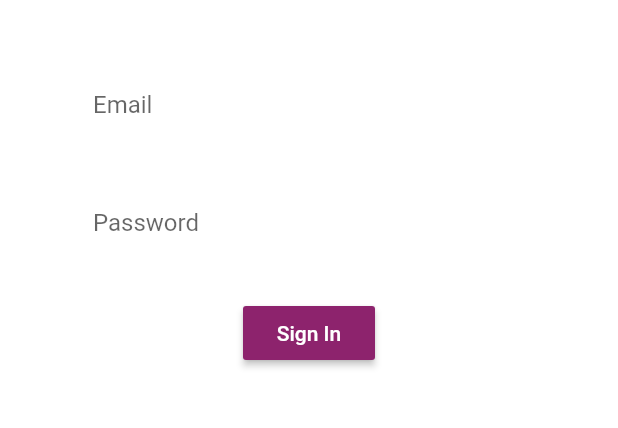
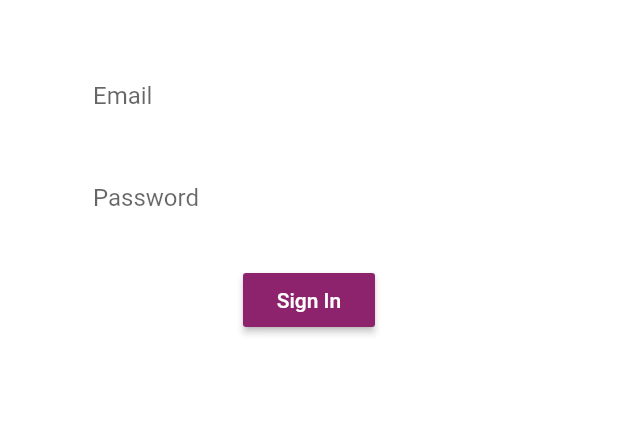
Before and after one commit to HassanAliShah/project-app-correct, a Flutter app: the screen it shows after launch, on a phone screen of 412 x 824 dp, the part 84-512 px from its top. Run offline on Flutter 3.47's test engine with Material 2 defaults, Android fonts, the phone set to English and light mode, and no system bars; our stand-ins replace cloud_firestore, firebase_auth, flutter_spinkit; missing offline and left inert: flutter_webview_plugin; accounts and stored records are empty; Roboto replaces fonts that are missing (Raleway).

Commit message:
new update

```diff
--- a/lib/screens/authenticate/sign_in.dart
+++ b/lib/screens/authenticate/sign_in.dart
@@ -1,4 +1,6 @@
 import 'package:Qalam_app/services/auth.dart';
+import 'package:Qalam_app/shared/constants.dart';
+import 'package:Qalam_app/shared/loading.dart';
 import 'package:flutter/material.dart';
 
 class SignIn extends StatefulWidget {
@@ -11,6 +13,7 @@ class SignIn extends StatefulWidget {
 class _SignInState extends State<SignIn> {
   final AuthService _auth = AuthService();
   final _formkey = GlobalKey<FormState>();
+  bool loading = false;
 
   // text field state
   String email = '';
@@ -19,7 +22,9 @@ class _SignInState extends State<SignIn> {
 
   @override
   Widget build(BuildContext context) {
-    return Scaffold(
+    return loading
+        ? Loading()
+        : Scaffold(
             backgroundColor: Colors.white,
             appBar: AppBar(
               backgroundColor: Color.fromRGBO(141, 35, 109, 1),
@@ -44,15 +49,8 @@ class _SignInState extends State<SignIn> {
                   children: <Widget>[
                     SizedBox(height: 20.0),
                     TextFormField(
-                decoration: InputDecoration(
-                  hintText: 'Email',
-                  fillColor: Colors.white,
-                  filled: true,
-                  enabledBorder: OutlineInputBorder(
-                      borderSide: BorderSide(color: Colors.white, width: 2.0)),
-                  focusedBorder: OutlineInputBorder(
-                      borderSide: BorderSide(color: Colors.pink, width: 2.0)),
-                ),
+                      decoration:
+                          textInputDecoration.copyWith(hintText: 'Email'),
                       validator: (val) => val.isEmpty ? 'Enter an email' : null,
                       onChanged: (val) {
                         setState(() => email = val);
@@ -60,17 +58,11 @@ class _SignInState extends State<SignIn> {
                     ),
                     SizedBox(height: 20.0),
                     TextFormField(
-                decoration: InputDecoration(
-                  hintText: 'Password',
-                  fillColor: Colors.white,
-                  filled: true,
-                  enabledBorder: OutlineInputBorder(
-                      borderSide: BorderSide(color: Colors.white, width: 2.0)),
-                  focusedBorder: OutlineInputBorder(
-                      borderSide: BorderSide(color: Colors.pink, width: 2.0)),
-                ),
+                      decoration:
+                          textInputDecoration.copyWith(hintText: 'Password'),
                       obscureText: true,
-                validator: (val) => val.isEmpty ? 'enter your password' : null,
+                      validator: (val) =>
+                          val.isEmpty ? 'enter your password' : null,
                       onChanged: (val) {
                         setState(() => password = val);
                       },
@@ -84,10 +76,13 @@ class _SignInState extends State<SignIn> {
                         ),
                         onPressed: () async {
                           if (_formkey.currentState.validate()) {
-                      dynamic result = await _auth.signInWithEmailAndPassword(
-                          email, password);
+                            setState(() => loading = true);
+                            dynamic result = await _auth
+                                .signInWithEmailAndPassword(email, password);
                             if (result == null) {
-                        setState(() => error = 'Could not Sign In try again ');
+                              setState(
+                                  () => error = 'Could not Sign In try again ');
+                              loading = false;
                             }
                           }
                         }),
--- /dev/null
+++ b/lib/services/database.dart
@@ -0,0 +1,18 @@
+import 'package:cloud_firestore/cloud_firestore.dart';
+
+class DatabaseService {
+  final String uid;
+  DatabaseService({this.uid});
+  //collection reference
+  final CollectionReference qalamCollection =
+      Firestore.instance.collection('qalams');
+  Future updateUserData(
+      String name, int inroll, String address, int phoneno) async {
+    return await qalamCollection.document(uid).setData({
+      'name': name,
+      'inroll': inroll,
+      'address': address,
+      'phoneno': phoneno,
+    });
+  }
+}
--- /dev/null
+++ b/lib/shared/constants.dart
@@ -0,0 +1,13 @@
+import 'package:flutter/material.dart';
+
+const textInputDecoration = InputDecoration(
+  fillColor: Colors.white,
+  filled: true,
+  contentPadding: EdgeInsets.all(12.0),
+  enabledBorder: OutlineInputBorder(
+    borderSide: BorderSide(color: Colors.white, width: 2.0),
+  ),
+  focusedBorder: OutlineInputBorder(
+    borderSide: BorderSide(color: Colors.pink, width: 2.0),
+  ),
+);
--- a/pubspec.yaml
+++ b/pubspec.yaml
@@ -34,6 +34,8 @@ dependencies:
   cloud_firestore: ^0.13.7
   url_launcher: ^5.1.4
   provider: ^4.3.1
+  flutter_spinkit: "^4.1.2"
+
 
 
 dev_dependencies:
```
Also changed, not shown: lib/screens/authenticate/register.dart (+20 -25 lines), lib/services/auth.dart (+8 -0 lines), lib/shared/loading.dart (added, +17 -0 lines), pubspec.lock. Lines whose indentation alone changed are shown as unchanged.
